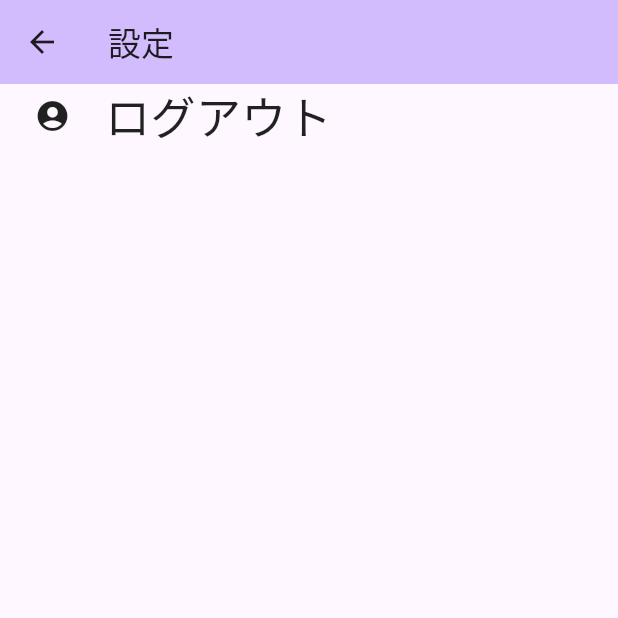
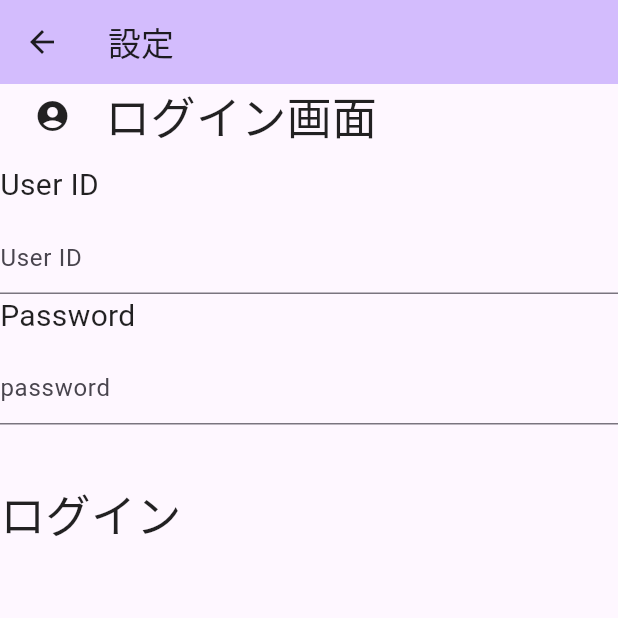
Before and after one commit to diapp0227/diapp_flutter, a Flutter app: the SettingPage screen opened directly, after a tap on "ログアウト", on a phone screen of 412 x 824 dp, the top half of it. Run offline on Flutter 3.47's test engine with Material 3 defaults, Android fonts, the phone set to English and light mode, and no system bars; our stand-ins replace firebase_auth, firebase_core, table_calendar; missing offline and left inert: dart:ffi; accounts and stored records are empty; network calls fail.

Commit message:
[Add]ログイン画面・ログアウト画面を追加

```diff
--- a/diapp/lib/main.dart
+++ b/diapp/lib/main.dart
@@ -1,6 +1,7 @@
 import 'package:diapp/model/OnMemory.dart';
 import 'package:diapp/utils/AuthAccess.dart';
 import 'package:diapp/utils/FirebaseSettings.dart';
+import 'package:diapp/view/BeforeLoginWidget.dart';
 import 'package:diapp/view/CalendarWidget.dart';
 import 'package:diapp/view/TabWidget.dart';
 import 'package:flutter/material.dart';
@@ -25,7 +26,7 @@
         colorScheme: ColorScheme.fromSeed(seedColor: Colors.deepPurple),
         useMaterial3: true,
       ),
-      home: const TabPage(),
+      home: BeforeLoginPage(),
     );
   }
 }
--- a/diapp/lib/utils/AuthAccess.dart
+++ b/diapp/lib/utils/AuthAccess.dart
@@ -13,18 +13,32 @@ class AuthAccess {
 
   AuthAccess._internal() {}
 
-  Future signIn(String id, String pass) async {
+  // サインイン処理
+  // 引数のID・passwordに対してログイン処理を実施
+  // 戻り値 正常の場合はnull ・異常の場合はエラーコード文字列を返す
+  Future<String?> signIn(String id, String pass) async {
     try {
-      print("signIn: start");
-       await _authInstance.signInWithEmailAndPassword(
+      await _authInstance.signInWithEmailAndPassword(
         email: id,
         password: pass,
       );
-      print("signIn: SUCCESS");
+      return null;
     }
     on FirebaseAuthException catch (e) {
-      print("signIn: ERROR");
-      print("エラーコード: ${ e.code }");
+      print("signIn エラーコード: ${ e.code }");
+      return e.code;
+    }
+  }
+
+  // サインアウト処理
+  // 戻り値 正常の場合はnull ・異常の場合はエラーコード文字列を返す
+  Future signOut() async {
+    try {
+      return await _authInstance.signOut();
+    }
+    on FirebaseAuthException catch (e) {
+      print("signOut エラーコード: ${ e.code }");
+      return e.code;
     }
   }
 }
--- /dev/null
+++ b/diapp/lib/utils/DialogBuilder.dart
@@ -0,0 +1,31 @@
+import 'package:flutter/material.dart';
+
+class DialogBuilder {
+
+  static final DialogBuilder _instance = DialogBuilder._internal();
+
+  factory DialogBuilder() {
+    return _instance;
+  }
+
+  DialogBuilder._internal() {}
+
+  void showSingleDialog(BuildContext context,String title, String message) {
+    showDialog(context: context, builder: (_) {
+      return _alertSingleBuilder(context, title, message);
+    });
+  }
+
+  AlertDialog _alertSingleBuilder(BuildContext context, String title, String message) {
+    return AlertDialog(
+      title: Text(title),
+      content: Text(message),
+      actions: [
+        TextButton(
+            onPressed: () {
+              Navigator.pop(context, 'OK');
+            },
+            child: const Text('OK'))
+      ],);
+  }
+}
--- /dev/null
+++ b/diapp/lib/view/BeforeLoginWidget.dart
@@ -0,0 +1,156 @@
+import 'dart:ffi';
+
+import 'package:diapp/utils/AuthAccess.dart';
+import 'package:diapp/utils/DialogBuilder.dart';
+import 'package:diapp/utils/FirebaseSettings.dart';
+import 'package:diapp/view/TabWidget.dart';
+import 'package:flutter/material.dart';
+
+class BeforeLoginPage extends StatefulWidget {
+  const BeforeLoginPage({super.key});
+
+  @override
+  State<BeforeLoginPage> createState() => _BeforeLoginState();
+}
+
+class _BeforeLoginState extends State<BeforeLoginPage> {
+
+  var _inputUserId = "";
+  var _inputPassword = "";
+
+  @override
+  Widget build(BuildContext context) {
+    return Scaffold(
+        appBar: AppBar(
+          backgroundColor: Theme.of(context).colorScheme.inversePrimary,
+          title: Text("設定"),
+        ),
+        body: Column(
+            children: <Widget>[
+                Container(
+                    child: Row(
+                      children: [
+                        SizedBox(
+                          width: 20,
+                        ),
+                        Container(
+                            width: 30,
+                            height: 30,
+                            child: Icon(Icons.account_circle)
+                        ),
+                        SizedBox(
+                          width: 20,
+                        ),
+                        Align(
+                          alignment: Alignment.centerLeft,
+                          child: Text(
+                            "ログイン画面",
+                            style: TextStyle(
+                              color: Colors.black87,
+                              fontSize: 30,
+                            ),
+                          ),
+                        ),
+                      ],
+                    ),
+                ),
+              SizedBox(
+                height: 10,
+              ),
+              Align(
+                alignment: Alignment.centerLeft,
+                child: Text(
+                  "User ID",
+                  style: TextStyle(
+                    color: Colors.black87,
+                    fontSize: 20,
+                  ),
+                ),
+              ),
+              SizedBox(
+                height: 10,
+              ),
+              userIdTextField(),
+              Align(
+                alignment: Alignment.centerLeft,
+                child: Text(
+                  "Password",
+                  style: TextStyle(
+                    color: Colors.black87,
+                    fontSize: 20,
+                  ),
+                ),
+              ),
+              SizedBox(
+                height: 10,
+              ),
+              passwordTextField(),
+              InkWell(
+                onTap: () async {
+                  var errorCode = await confirmLogin();
+
+                  if (errorCode == null) {
+                    // 画面遷移
+                    Navigator.pushReplacement(context, MaterialPageRoute(builder: (context) => TabPage()));
+                  } else {
+                    DialogBuilder().showSingleDialog(context, "エラー", "ログインできませんでした\n(" + errorCode + ")");
+                  }
+                },
+                child:
+                Container(
+                    child: Row(
+                      children: [
+                        SizedBox(
+                          height: 120,
+                        ),
+                        Align(
+                          alignment: Alignment.center,
+                          child: Text(
+                            "ログイン",
+                            style: TextStyle(
+                              color: Colors.black87,
+                              fontSize: 30,
+                            ),
+                          ),
+                        ),
+                      ],
+                    )
+                ),
+              )
+            ]
+        ));
+  }
+
+  TextField userIdTextField() {
+    return TextField(
+        decoration: InputDecoration(
+          hintText: 'User ID',
+        ),
+        onChanged: (text) {
+          _inputUserId = text;
+        }
+    );
+  }
+
+    TextField passwordTextField() {
+      return TextField(
+          decoration: InputDecoration(
+            hintText: 'password',
+          ),
+          onChanged: (text) {
+            _inputPassword = text;
+          }
+      );
+  }
+
+  // ログイン実施
+  Future<String?> confirmLogin() async {
+    try {
+      AuthAccess auth = AuthAccess();
+      return await auth.signIn(_inputUserId, _inputPassword);
+    } catch (e) {
+      return e.toString();
+    }
+  }
+
+}
--- a/diapp/lib/view/SettingWidget.dart
+++ b/diapp/lib/view/SettingWidget.dart
@@ -1,5 +1,6 @@
 import 'package:diapp/utils/AuthAccess.dart';
 import 'package:diapp/utils/FirebaseSettings.dart';
+import 'package:diapp/view/BeforeLoginWidget.dart';
 import 'package:flutter/material.dart';
 
 class SettingPage extends StatefulWidget {
@@ -21,15 +22,9 @@ class _SettingPageState extends State<SettingPage> {
             children: <Widget>[
               InkWell(
                 onTap: () async {
-                  try {
-                  // User Registration
-                  AuthAccess auth = AuthAccess();
-                  await auth.signIn("diapp0227@gmail.com", "hogehoge");
-                  } catch (e) {
-                  // Failed User Information
-                  print("エラーコード: ${ e }");
-                  }
-                },
+                  await AuthAccess().signOut();
+                  Navigator.pushReplacement(context, MaterialPageRoute(builder: (context) => BeforeLoginPage()));
+                },// User Registration
                 child:
                 Container(
                     child: Row(
```
